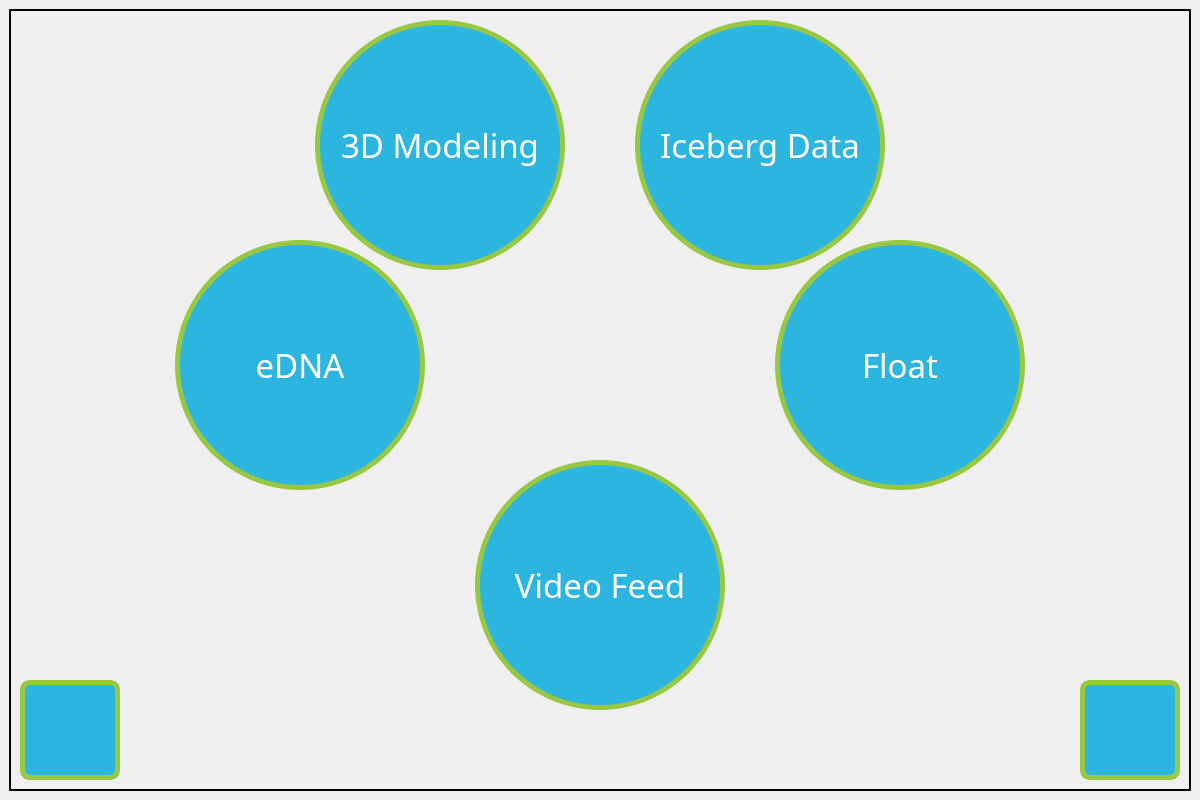
CCC-Engineering-Renaissance/MainUI_26, file mainwindow.ui: the form before one commit.
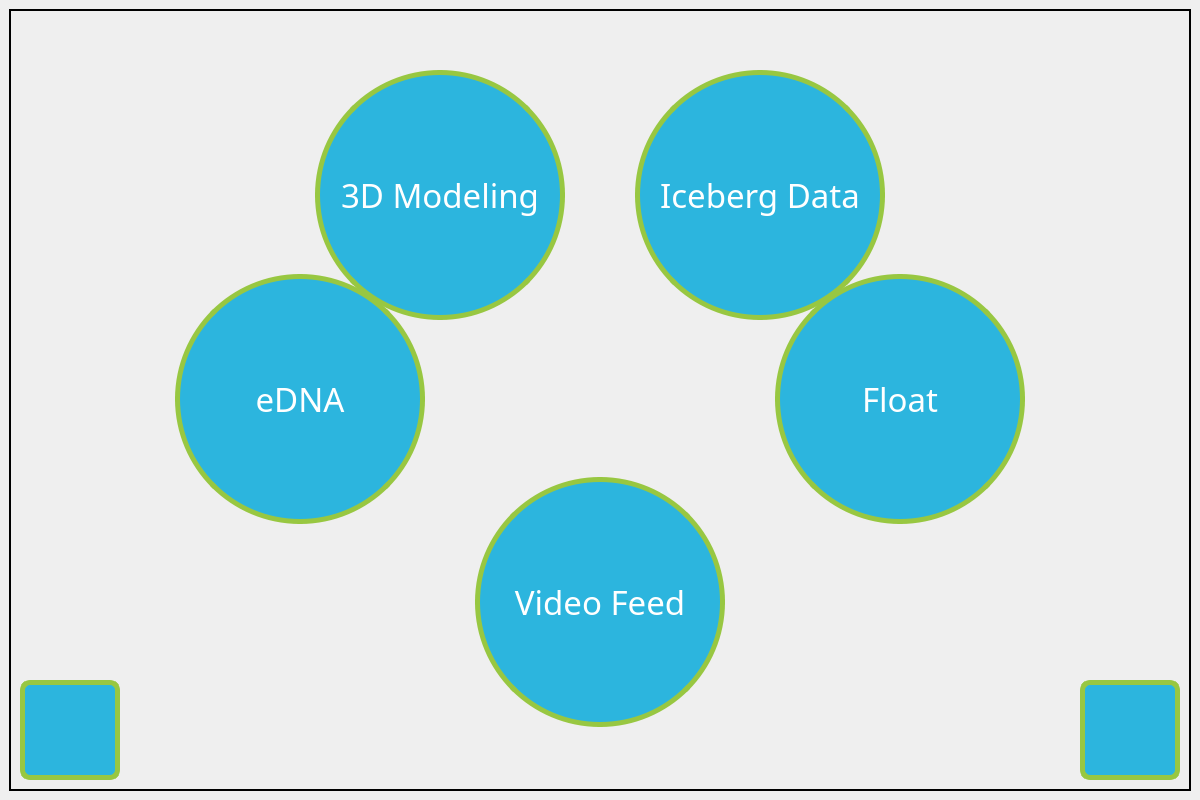
The form after the commit. The open tabs and pages were chosen to show the change. Icons and pictures are not drawn.

Commit message: fixed main window spacing

```diff
--- a/mainwindow.ui
+++ b/mainwindow.ui
@@ -94,7 +94,7 @@
 }</string>
        </property>
        <layout class="QGridLayout" name="gridLayout_13">
-        <item row="0" column="0">
+        <item row="1" column="0">
          <layout class="QVBoxLayout" name="verticalLayout">
           <item>
            <layout class="QHBoxLayout" name="horizontalLayout_22">
@@ -503,7 +503,7 @@
           </item>
          </layout>
         </item>
-        <item row="1" column="0">
+        <item row="2" column="0">
          <layout class="QHBoxLayout" name="horizontalLayout_23">
           <item>
            <spacer name="horizontalSpacer_8">
@@ -654,6 +654,22 @@
           </item>
          </layout>
         </item>
+        <item row="0" column="0">
+         <spacer name="verticalSpacer">
+          <property name="orientation">
+           <enum>Qt::Orientation::Vertical</enum>
+          </property>
+          <property name="sizeType">
+           <enum>QSizePolicy::Policy::Fixed</enum>
+          </property>
+          <property name="sizeHint" stdset="0">
+           <size>
+            <width>20</width>
+            <height>50</height>
+           </size>
+          </property>
+         </spacer>
+        </item>
        </layout>
       </widget>
       <widget class="QWidget" name="cameraPage">
```
Left out of the diff: 2 changed lines with no effect on the pictures.
